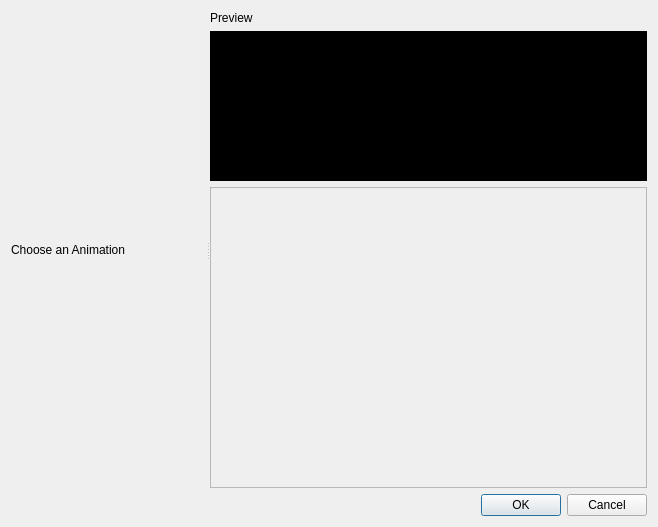
The window that src/windows/ui/animated-title.ui (OpenShot/openshot-qt) describes before a commit, drawn with Qt 5.
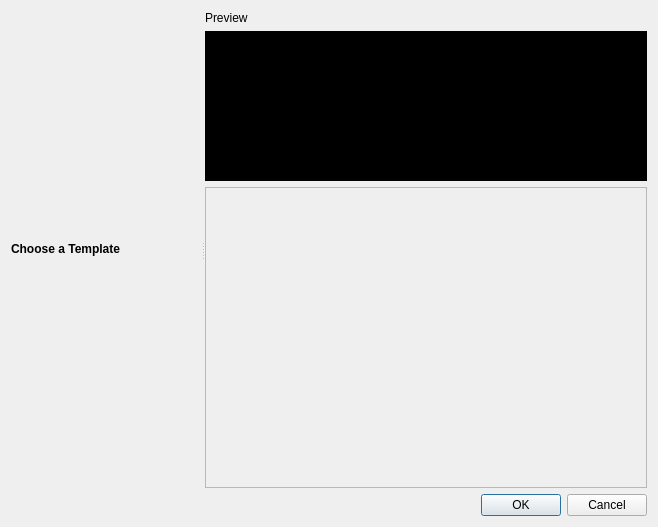
The same window after the commit.

Commit message: Completed the dynamic settings on the Animated Title screen, including a custom color button. It still does not integrate with Blender yet... but it is now ready for it.

```diff
--- a/src/windows/ui/animated-title.ui
+++ b/src/windows/ui/animated-title.ui
@@ -39,7 +39,7 @@
          <item>
           <widget class="QLabel" name="label">
            <property name="text">
-            <string>Choose an Animation</string>
+            <string>&lt;b&gt;Choose a Template&lt;/b&gt;</string>
            </property>
           </widget>
          </item>
@@ -82,7 +82,7 @@
            <rect>
             <x>0</x>
             <y>0</y>
-            <width>419</width>
+            <width>378</width>
             <height>277</height>
            </rect>
           </property>
```
The commit also changes 1 other file.
